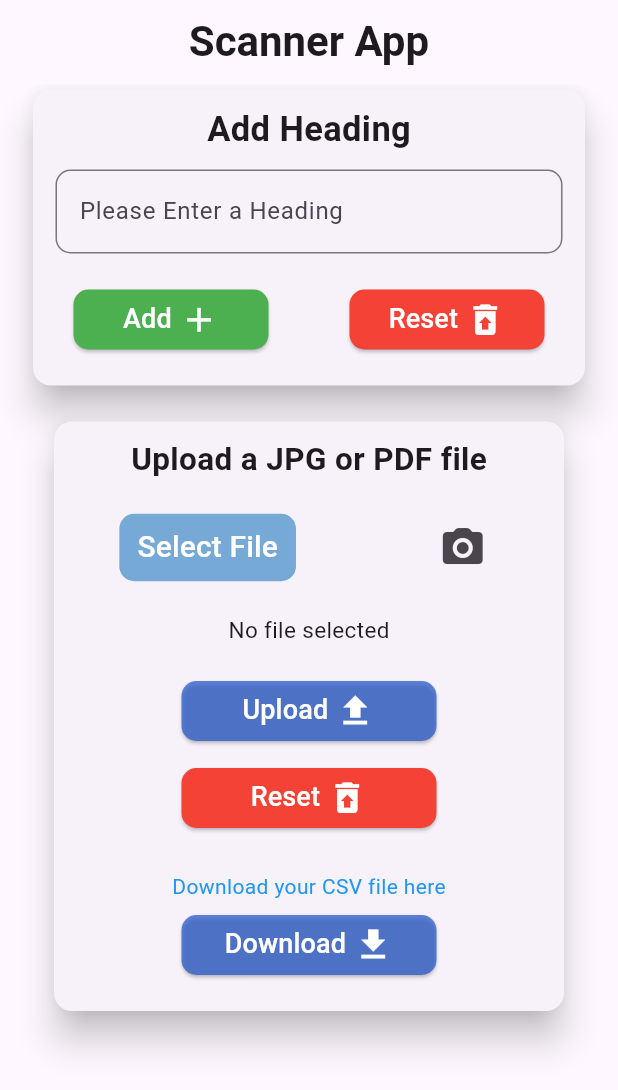
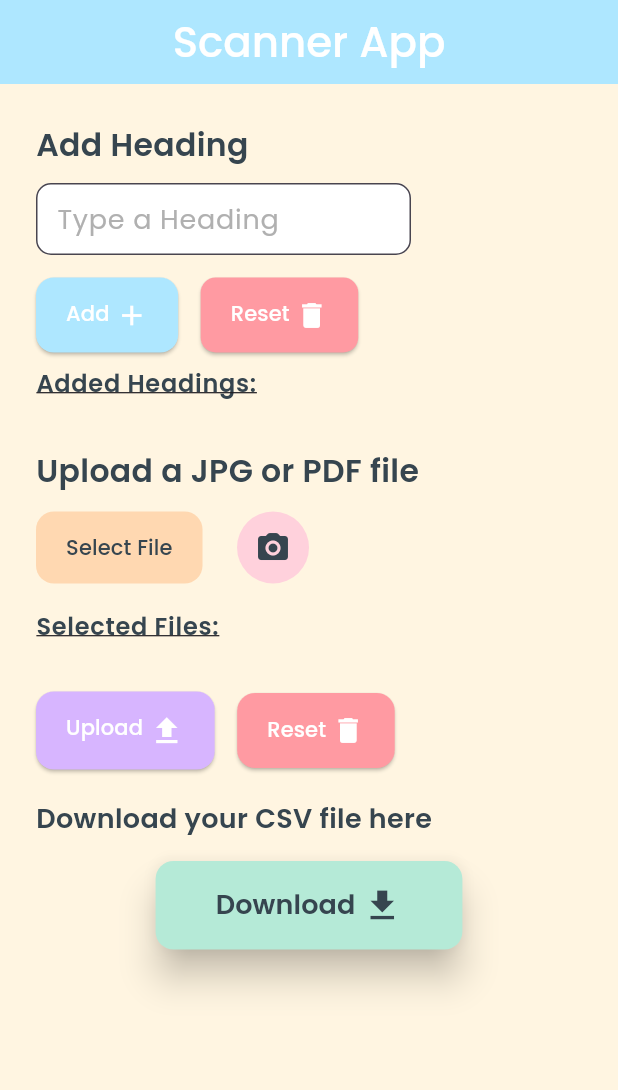
Before and after one commit to Ankan0503/ScannerApp, a Flutter app: the screen it shows after launch, on a phone screen of 412 x 824 dp. Shown: the top 1090 px of the screen. Run offline on Flutter 3.47's test engine with Material 3 defaults, Android fonts, the phone set to English and light mode, and no system bars; our stand-ins replace file_picker, google_fonts, image_picker.

Commit message:
Second Commit

```diff
--- a/lib/add_file.dart
+++ b/lib/add_file.dart
@@ -1,6 +1,9 @@
 import 'package:flutter/material.dart';
+import 'package:scanner_app/main.dart';
+import 'package:scanner_app/snack_bar.dart';
 import 'package:file_picker/file_picker.dart';
-// import 'package:scanner_app/cam_permission.dart';
+import 'package:google_fonts/google_fonts.dart';
+import 'package:image_picker/image_picker.dart';
 
 class AddFile extends StatefulWidget {
   const AddFile({super.key});
@@ -9,7 +12,21 @@ class AddFile extends StatefulWidget {
 }
 
 class AddFileState extends State<AddFile> {
-  String? _fileName;
+  List<String> fileName = [];
+  final ImagePicker _picker = ImagePicker();
+
+  Future<void> _openCamera() async {
+    final pickedFile = await _picker.pickImage(source: ImageSource.camera);
+
+    if (pickedFile != null) {
+      setState(() {
+        String customImageName =
+            'photo_${DateTime.now().millisecondsSinceEpoch}.jpg';
+        fileName.add(customImageName);
+      });
+    }
+  }
+
   Future<void> _pickFile() async {
     try {
       FilePickerResult? result = await FilePicker.platform.pickFiles(
@@ -25,16 +42,16 @@ class AddFileState extends State<AddFile> {
         if (!allowed.contains(extension)) {
           // ignore: use_build_context_synchronously
           ScaffoldMessenger.of(context).showSnackBar(
-            const SnackBar(
+            SnackBar(
               content: Text('Only images and PDFs are allowed!'),
-              backgroundColor: Colors.red,
+              backgroundColor: AppColor().pastelRed,
             ),
           );
           return;
         }
 
         setState(() {
-          _fileName = file.name;
+          fileName.add(file.name);
         });
       }
     } catch (e) {
@@ -42,130 +59,158 @@ class AddFileState extends State<AddFile> {
     }
   }
 
+  void resetFile() {
+    setState(() {
+      fileName.clear();
+    });
+  }
+
   @override
   Widget build(BuildContext context) {
-    return SizedBox(
-      width: 340,
-      child: Column(
-        mainAxisAlignment: MainAxisAlignment.center,
+    return Column(
+      crossAxisAlignment: CrossAxisAlignment.start,
       children: [
-          SizedBox(height: 10),
-          const Text(
+        Text(
           "Upload a JPG or PDF file",
-            style: TextStyle(fontSize: 21, fontWeight: FontWeight.bold),
+          style: GoogleFonts.poppins(
+            fontSize: 21,
+            fontWeight: FontWeight.w600,
+            color: AppColor().darkText,
           ),
-          SizedBox(height: 20),
+        ),
+        SizedBox(height: 4),
         Row(
-            mainAxisAlignment: MainAxisAlignment.spaceAround,
           children: [
             TextButton(
               onPressed: _pickFile,
               style: ButtonStyle(
                 shape: WidgetStateProperty.all(
                   RoundedRectangleBorder(
-                      borderRadius: BorderRadius.circular(10),
+                    borderRadius: BorderRadius.circular(12.0),
                   ),
                 ),
+                padding: WidgetStateProperty.all(
+                  const EdgeInsets.symmetric(horizontal: 20, vertical: 14),
+                ),
                 backgroundColor: WidgetStateProperty.all(
-                    const Color.fromARGB(215, 94, 156, 207),
+                  AppColor().pastelOrange,
                 ),
               ),
-                child: const Text(
+              child: Text(
                 'Select File',
-                  style: TextStyle(fontSize: 20, color: Colors.white),
+                style: GoogleFonts.poppins(color: AppColor().darkText),
               ),
             ),
+            SizedBox(width: 15),
             IconButton(
-                onPressed: () {},
-                icon: Icon(Icons.camera_alt_rounded),
-                iconSize: 32,
+              onPressed: () {
+                _openCamera();
+              },
+              icon: Container(
+                height: 48,
+                width: 48,
+                decoration: BoxDecoration(
+                  color: AppColor().pastelPink,
+                  shape: BoxShape.circle,
+                ),
+                child: Icon(Icons.camera_alt_rounded),
+              ),
+              color: AppColor().darkText,
             ),
           ],
         ),
-          SizedBox(height: 10),
-          Padding(
-            padding: const EdgeInsets.all(10.0),
-            child: Text(
-              _fileName != null
-                  ? 'Selected File: $_fileName'
-                  : 'No file selected',
-              style: TextStyle(fontSize: 15),
+        ListTile(
+          contentPadding: EdgeInsets.zero,
+          title: Text.rich(
+            TextSpan(
+              children: [
+                TextSpan(
+                  text: 'Selected Files:\n',
+                  style: GoogleFonts.poppins(
+                    fontWeight: FontWeight.w600,
+                    color: AppColor().darkText,
+                    decoration: TextDecoration.underline,
                   ),
                 ),
-          SizedBox(height: 10),
+                TextSpan(
+                  text: fileName.join(',\n'),
+                  style: GoogleFonts.poppins(
+                    fontSize: 13,
+                    color: AppColor().darkText,
+                  ),
+                ),
+              ],
+            ),
+          ),
+        ),
+
+        Row(
+          children: [
             ElevatedButton(
               onPressed: () {},
               style: ButtonStyle(
                 shape: WidgetStateProperty.all(
                   RoundedRectangleBorder(
-                  borderRadius: BorderRadius.circular(10.0),
+                    borderRadius: BorderRadius.circular(12.0),
                   ),
                 ),
-              fixedSize: WidgetStateProperty.all(Size(170, 40)),
+                padding: WidgetStateProperty.all(
+                  const EdgeInsets.symmetric(horizontal: 20, vertical: 14),
+                ),
                 backgroundColor: WidgetStateProperty.all(
-                const Color.fromARGB(188, 40, 91, 203),
+                  AppColor().pastelPurple,
                 ),
               ),
               child: Wrap(
                 children: [
                   Text(
                     "Upload ",
-                  style: TextStyle(fontSize: 18, color: Colors.white),
+                    style: GoogleFonts.poppins(color: Colors.white),
                   ),
-                Icon(Icons.upload, size: 27, color: Colors.white),
+                  Icon(Icons.upload, size: 24, color: Colors.white),
                 ],
               ),
             ),
-          SizedBox(height: 10),
+            SizedBox(width: 15),
             ElevatedButton(
-            onPressed: () {},
+              onPressed: () {
+                resetFile();
+              },
               style: ButtonStyle(
                 shape: WidgetStateProperty.all(
-                RoundedRectangleBorder(borderRadius: BorderRadius.circular(10)),
+                  RoundedRectangleBorder(
+                    borderRadius: BorderRadius.circular(12),
                   ),
-              fixedSize: WidgetStateProperty.all(Size(170, 40)),
-              backgroundColor: WidgetStateProperty.all(Colors.red),
+                ),
+                padding: WidgetStateProperty.all(
+                  const EdgeInsets.symmetric(horizontal: 20, vertical: 14),
+                ),
+                backgroundColor: WidgetStateProperty.all(AppColor().pastelRed),
               ),
               child: Wrap(
                 children: [
                   Text(
                     "Reset ",
-                  style: TextStyle(fontSize: 18, color: Colors.white),
+                    style: GoogleFonts.poppins(color: Colors.white),
                   ),
-                Icon(Icons.restore_from_trash, size: 27, color: Colors.white),
+                  Icon(Icons.delete, size: 22, color: Colors.white),
                 ],
               ),
             ),
-          SizedBox(height: 25),
-          const Text(
-            "Download your CSV file here",
-            style: TextStyle(fontSize: 14, color: Colors.blue),
-          ),
-          SizedBox(height: 5),
-          ElevatedButton(
-            onPressed: () {},
-            style: ButtonStyle(
-              backgroundColor: WidgetStateProperty.all(
-                Color.fromARGB(188, 40, 91, 203),
-              ),
-              shape: WidgetStateProperty.all(
-                RoundedRectangleBorder(borderRadius: BorderRadius.circular(10)),
-              ),
-              fixedSize: WidgetStateProperty.all(Size(170, 40)),
-            ),
-            child: Wrap(
-              children: [
-                Text(
-                  "Download ",
-                  style: TextStyle(fontSize: 18, color: Colors.white),
-                ),
-                Icon(Icons.download, size: 27, color: Colors.white),
           ],
         ),
+        SizedBox(height: 20),
+        Text(
+          "Download your CSV file here",
+          style: GoogleFonts.poppins(
+            fontSize: 18,
+            fontWeight: FontWeight.w600,
+            color: AppColor().darkText,
           ),
-          SizedBox(height: 20),
+        ),
+        SizedBox(height: 15),
+        Center(child: CustomSnackBar()),
       ],
-      ),
     );
   }
 }
--- /dev/null
+++ b/lib/first_page.dart
@@ -0,0 +1,174 @@
+import 'package:flutter/material.dart';
+import 'package:google_fonts/google_fonts.dart';
+import 'package:scanner_app/main.dart';
+import 'package:scanner_app/add_file.dart';
+
+class FirstPage extends StatefulWidget {
+  const FirstPage({super.key});
+
+  @override
+  State<FirstPage> createState() => _FirstPageState();
+}
+
+class _FirstPageState extends State<FirstPage> {
+  final TextEditingController headingController = TextEditingController();
+  List<String> headings = [];
+
+  void addHeading() {
+    if (headingController.text.isNotEmpty) {
+      setState(() {
+        headings.add(headingController.text);
+        headingController.clear();
+      });
+    }
+  }
+
+  void resetHeading() {
+    setState(() {
+      headings.clear();
+    });
+  }
+
+  @override
+  Widget build(BuildContext context) {
+    return Scaffold(
+      backgroundColor: AppColor().scfld,
+      appBar: AppBar(
+        backgroundColor: AppColor().pastelBlue,
+        centerTitle: true,
+        title: Text(
+          'Scanner App',
+          style: GoogleFonts.poppins(
+            fontWeight: FontWeight.w500,
+            fontSize: 28,
+            color: Colors.white,
+          ),
+        ),
+      ),
+      body: SingleChildScrollView(
+        padding: const EdgeInsets.symmetric(horizontal: 24.0, vertical: 16.0),
+        child: Column(
+          crossAxisAlignment: CrossAxisAlignment.start,
+          children: [
+            SizedBox(height: 10),
+            Text(
+              'Add Heading',
+              style: GoogleFonts.poppins(
+                fontWeight: FontWeight.w600,
+                fontSize: 21,
+                color: AppColor().darkText,
+              ),
+            ),
+            SizedBox(height: 10),
+            SizedBox(
+              width: 250,
+              child: TextField(
+                textCapitalization: TextCapitalization.words,
+                controller: headingController,
+                decoration: InputDecoration(
+                  hintText: 'Type a Heading',
+                  hintStyle: GoogleFonts.poppins(
+                    fontSize: 18,
+                    color: AppColor().pastelGray,
+                  ),
+                  contentPadding: const EdgeInsets.all(10.0),
+                  filled: true,
+                  fillColor: Colors.white,
+                  border: OutlineInputBorder(
+                    borderRadius: BorderRadius.all(Radius.circular(10)),
+                    borderSide: BorderSide(color: AppColor().borderColor),
+                  ),
+                ),
+              ),
+            ),
+            SizedBox(height: 15),
+            Row(
+              children: [
+                ElevatedButton(
+                  onPressed: () {
+                    addHeading();
+                  },
+                  style: ButtonStyle(
+                    shape: WidgetStateProperty.all(
+                      RoundedRectangleBorder(
+                        borderRadius: BorderRadius.circular(12.0),
+                      ),
+                    ),
+                    padding: WidgetStateProperty.all(
+                      const EdgeInsets.symmetric(horizontal: 20, vertical: 14),
+                    ),
+                    backgroundColor: WidgetStateProperty.all(
+                      AppColor().pastelBlue,
+                    ),
+                  ),
+                  child: Wrap(
+                    children: [
+                      Text(
+                        "Add ",
+                        style: GoogleFonts.poppins(color: Colors.white),
+                      ),
+                      Icon(Icons.add, size: 22, color: Colors.white),
+                    ],
+                  ),
+                ),
+                SizedBox(width: 15),
+                ElevatedButton(
+                  onPressed: () {
+                    resetHeading();
+                  },
+                  style: ButtonStyle(
+                    shape: WidgetStateProperty.all(
+                      RoundedRectangleBorder(
+                        borderRadius: BorderRadius.circular(10),
+                      ),
+                    ),
+                    padding: WidgetStateProperty.all(
+                      const EdgeInsets.symmetric(horizontal: 20, vertical: 14),
+                    ),
+                    backgroundColor: WidgetStateProperty.all(
+                      AppColor().pastelRed,
+                    ),
+                  ),
+                  child: Wrap(
+                    children: [
+                      Text(
+                        "Reset ",
+                        style: GoogleFonts.poppins(color: Colors.white),
+                      ),
+                      Icon(Icons.delete, size: 22, color: Colors.white),
+                    ],
+                  ),
+                ),
+              ],
+            ),
+            ListTile(
+              contentPadding: EdgeInsets.zero,
+              title: Text.rich(
+                TextSpan(
+                  children: [
+                    TextSpan(
+                      text: 'Added Headings:\n',
+                      style: GoogleFonts.poppins(
+                        fontWeight: FontWeight.w600,
+                        decoration: TextDecoration.underline,
+                        color: AppColor().darkText,
+                      ),
+                    ),
+                    TextSpan(
+                      text: headings.join(', '),
+                      style: GoogleFonts.poppins(
+                        fontSize: 13,
+                        color: AppColor().darkText,
+                      ),
+                    ),
+                  ],
+                ),
+              ),
+            ),
+            Wrap(children: [AddFile()]),
+          ],
+        ),
+      ),
+    );
+  }
+}
--- a/lib/heading_first_page.dart
+++ /dev/null
@@ -1,126 +0,0 @@
-import 'package:flutter/material.dart';
-import 'package:scanner_app/add_file.dart';
-
-class HeadingFirstPage extends StatelessWidget {
-  const HeadingFirstPage({super.key});
-
-  @override
-  Widget build(BuildContext context) {
-    return Scaffold(
-      appBar: AppBar(
-        centerTitle: true,
-        title: const Text(
-          'Scanner App',
-          style: TextStyle(fontWeight: FontWeight.bold, fontSize: 28),
-        ),
-      ),
-      body: SingleChildScrollView(
-        child: Padding(
-          padding: const EdgeInsets.fromLTRB(18.0, 0.0, 18.0, 15.0),
-          child: Column(
-            mainAxisAlignment: MainAxisAlignment.start,
-            children: [
-              Card(
-                elevation: 10,
-                child: Column(
-                  children: [
-                    SizedBox(height: 10),
-                    const Text(
-                      'Add Heading',
-                      style: TextStyle(
-                        fontSize: 23,
-                        fontWeight: FontWeight.bold,
-                      ),
-                    ),
-                    Padding(
-                      padding: const EdgeInsets.symmetric(
-                        horizontal: 15.0,
-                        vertical: 10.0,
-                      ),
-                      child: const TextField(
-                        decoration: InputDecoration(
-                          hintText: 'Please Enter a Heading',
-                          border: OutlineInputBorder(
-                            borderRadius: BorderRadius.all(Radius.circular(10)),
-                          ),
-                        ),
-                      ),
-                    ),
-                    SizedBox(height: 10),
-                    Row(
-                      mainAxisAlignment: MainAxisAlignment.spaceAround,
-                      children: [
-                        ElevatedButton(
-                          onPressed: () {},
-                          style: ButtonStyle(
-                            shape: WidgetStateProperty.all(
-                              RoundedRectangleBorder(
-                                borderRadius: BorderRadius.circular(10.0),
-                              ),
-                            ),
-                            fixedSize: WidgetStateProperty.all(Size(130, 40)),
-                            backgroundColor: WidgetStateProperty.all(
-                              Colors.green,
-                            ),
-                          ),
-                          child: Wrap(
-                            children: [
-                              Text(
-                                "Add ",
-                                style: TextStyle(
-                                  fontSize: 18,
-                                  color: Colors.white,
-                                ),
-                              ),
-                              Icon(Icons.add, size: 27, color: Colors.white),
-                            ],
-                          ),
-                        ),
-                        ElevatedButton(
-                          onPressed: () {},
-                          style: ButtonStyle(
-                            shape: WidgetStateProperty.all(
-                              RoundedRectangleBorder(
-                                borderRadius: BorderRadius.circular(10),
-                              ),
-                            ),
-                            fixedSize: WidgetStateProperty.all(Size(130, 40)),
-                            backgroundColor: WidgetStateProperty.all(
-                              Colors.red,
-                            ),
-                          ),
-                          child: Wrap(
-                            children: [
-                              Text(
-                                "Reset ",
-                                style: TextStyle(
-                                  fontSize: 18,
-                                  color: Colors.white,
-                                ),
-                              ),
-                              Icon(
-                                Icons.restore_from_trash,
-                                size: 27,
-                                color: Colors.white,
-                              ),
-                            ],
-                          ),
-                        ),
-                      ],
-                    ),
-                    SizedBox(height: 20),
-                  ],
-                ),
-              ),
-              Card(
-                elevation: 10,
-                margin: const EdgeInsets.only(top: 20),
-                child: AddFile(),
-              ),
-            ],
-          ),
-        ),
-      ),
-    );
-  }
-}
--- a/lib/main.dart
+++ b/lib/main.dart
@@ -1,5 +1,5 @@
 import 'package:flutter/material.dart';
-import 'package:scanner_app/heading_first_page.dart';
+import 'package:scanner_app/first_page.dart';
 
 void main() {
   runApp(const ScannerApp());
@@ -14,7 +14,20 @@ class ScannerApp extends StatelessWidget {
       title: 'Scanner App',
       theme: ThemeData.light(useMaterial3: true),
       debugShowCheckedModeBanner: false,
-      home: const HeadingFirstPage(),
+      home: const FirstPage(),
     );
   }
 }
+
+class AppColor {
+  final pastelBlue = Color(0xFFAEE7FF);
+  final pastelPink = Color(0xFFFFD1DC);
+  final pastelOrange = Color(0xFFFFD8B1);
+  final pastelPurple = Color(0xFFD7B5FF);
+  final pastelMint = Color(0xFFB5EAD7);
+  final pastelRed = Color(0xFFFF9AA2);
+  final darkText = Color(0xFF36454F);
+  final pastelGray = Color(0xFFB0B0B0);
+  final scfld = Color(0xFFFFF5E1);
+  final borderColor = Color(0xFFD9D9D9);
+}
--- /dev/null
+++ b/lib/snack_bar.dart
@@ -0,0 +1,50 @@
+import 'package:flutter/material.dart';
+import 'package:scanner_app/main.dart';
+import 'package:google_fonts/google_fonts.dart';
+
+class CustomSnackBar extends StatefulWidget {
+  const CustomSnackBar({super.key});
+
+  @override
+  State<CustomSnackBar> createState() => _CustomSnackBarState();
+}
+
+class _CustomSnackBarState extends State<CustomSnackBar> {
+  void downloadCSV() => ScaffoldMessenger.of(context).showSnackBar(
+    SnackBar(
+      content: Text('CSV file downloaded!', style: GoogleFonts.poppins()),
+    ),
+  );
+
+  @override
+  Widget build(BuildContext context) {
+    return ElevatedButton(
+      onPressed: () {
+        downloadCSV();
+      },
+      style: ButtonStyle(
+        backgroundColor: WidgetStateProperty.all(AppColor().pastelMint),
+        shape: WidgetStateProperty.all(
+          RoundedRectangleBorder(borderRadius: BorderRadius.circular(12)),
+        ),
+        padding: WidgetStateProperty.all(
+          EdgeInsets.symmetric(horizontal: 40, vertical: 16),
+        ),
+        elevation: WidgetStateProperty.all(10),
+      ),
+      child: Wrap(
+        children: [
+          Text(
+            "Download ",
+            style: GoogleFonts.poppins(
+              fontSize: 18,
+              fontWeight: FontWeight.w600,
+              color: AppColor().darkText,
+            ),
+          ),
+          Icon(Icons.download, size: 27, color: AppColor().darkText),
+        ],
+      ),
+    );
+  }
+}
--- a/pubspec.yaml
+++ b/pubspec.yaml
@@ -33,6 +33,7 @@ dependencies:
   file_picker: ^10.1.2
   permission_handler: ^12.0.0+1
   image_picker: ^1.1.2
+  google_fonts: ^5.0.0
 
   # The following adds the Cupertino Icons font to your application.
   # Use with the CupertinoIcons class for iOS style icons.
```
Also changed, not shown: lib/cam_permission.dart (deleted, +0 -11 lines), pubspec.lock, 1 other file. Lines whose indentation alone changed are shown as unchanged.
